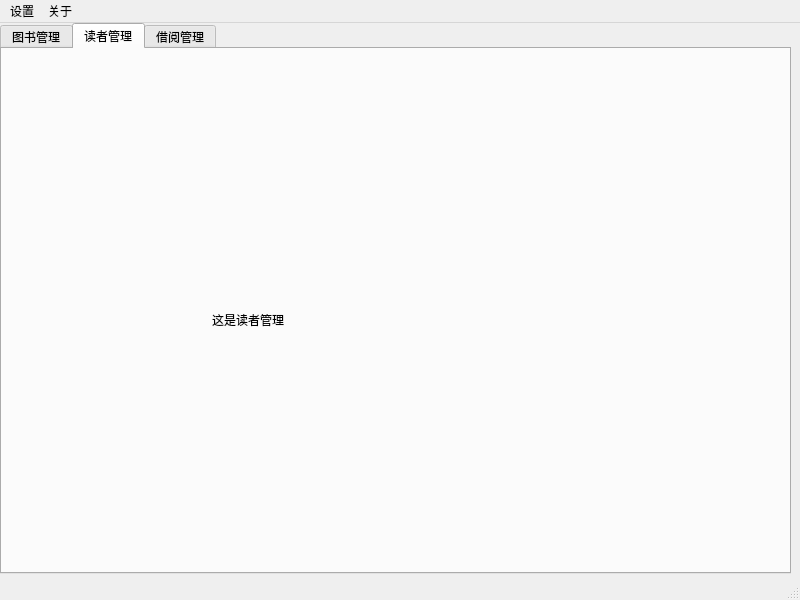
The window that ui_mainwindow.ui (ccccye95/my-app) describes before a commit, drawn with Qt 5.
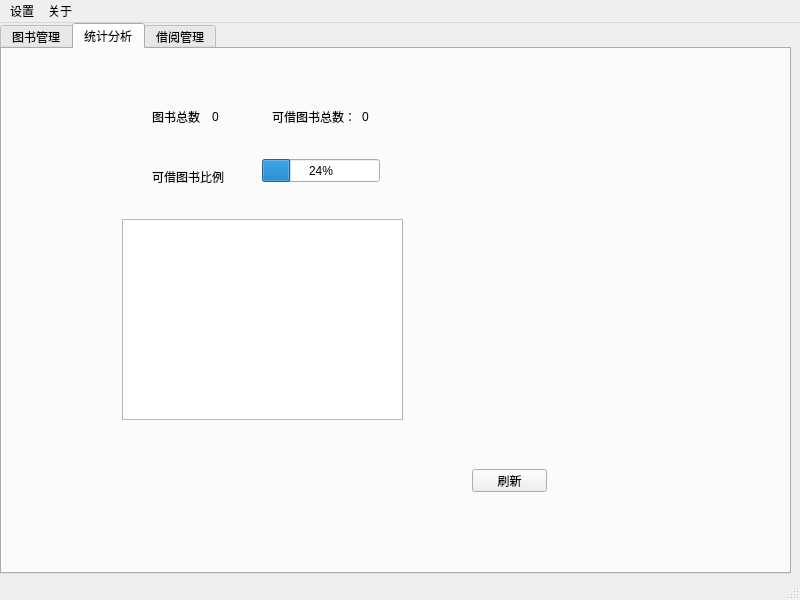
The same window after the commit. The open tabs and pages were chosen to show the change.

Patch:
```diff
--- a/ui_mainwindow.ui
+++ b/ui_mainwindow.ui
@@ -169,19 +169,107 @@
     </widget>
     <widget class="QWidget" name="tab_2">
      <attribute name="title">
-      <string>读者管理</string>
+      <string>统计分析</string>
      </attribute>
      <widget class="QLabel" name="label_2">
       <property name="geometry">
        <rect>
+        <x>150</x>
+        <y>60</y>
+        <width>53</width>
+        <height>15</height>
+       </rect>
+      </property>
+      <property name="text">
+       <string>图书总数：</string>
+      </property>
+     </widget>
+     <widget class="QLabel" name="txt_book_total">
+      <property name="geometry">
+       <rect>
         <x>210</x>
-        <y>240</y>
-        <width>161</width>
-        <height>61</height>
+        <y>60</y>
+        <width>53</width>
+        <height>15</height>
        </rect>
       </property>
       <property name="text">
-       <string>这是读者管理</string>
+       <string>0</string>
+      </property>
+     </widget>
+     <widget class="QLabel" name="label_5">
+      <property name="geometry">
+       <rect>
+        <x>270</x>
+        <y>60</y>
+        <width>81</width>
+        <height>16</height>
+       </rect>
+      </property>
+      <property name="text">
+       <string>可借图书总数：</string>
+      </property>
+     </widget>
+     <widget class="QLabel" name="txt_book_can_borrow_total">
+      <property name="geometry">
+       <rect>
+        <x>360</x>
+        <y>60</y>
+        <width>53</width>
+        <height>15</height>
+       </rect>
+      </property>
+      <property name="text">
+       <string>0</string>
+      </property>
+     </widget>
+     <widget class="QProgressBar" name="progress_can_borrow">
+      <property name="geometry">
+       <rect>
+        <x>260</x>
+        <y>110</y>
+        <width>118</width>
+        <height>23</height>
+       </rect>
+      </property>
+      <property name="value">
+       <number>24</number>
+      </property>
+     </widget>
+     <widget class="QLabel" name="label_6">
+      <property name="geometry">
+       <rect>
+        <x>150</x>
+        <y>120</y>
+        <width>81</width>
+        <height>16</height>
+       </rect>
+      </property>
+      <property name="text">
+       <string>可借图书比例</string>
+      </property>
+     </widget>
+     <widget class="QTableWidget" name="table_book_stats">
+      <property name="geometry">
+       <rect>
+        <x>120</x>
+        <y>170</y>
+        <width>281</width>
+        <height>201</height>
+       </rect>
+      </property>
+     </widget>
+     <widget class="QPushButton" name="btn_refresh">
+      <property name="geometry">
+       <rect>
+        <x>470</x>
+        <y>420</y>
+        <width>75</width>
+        <height>23</height>
+       </rect>
+      </property>
+      <property name="text">
+       <string>刷新</string>
       </property>
      </widget>
     </widget>
```
Left out of the diff: 2 changed lines with no effect on the pictures.
